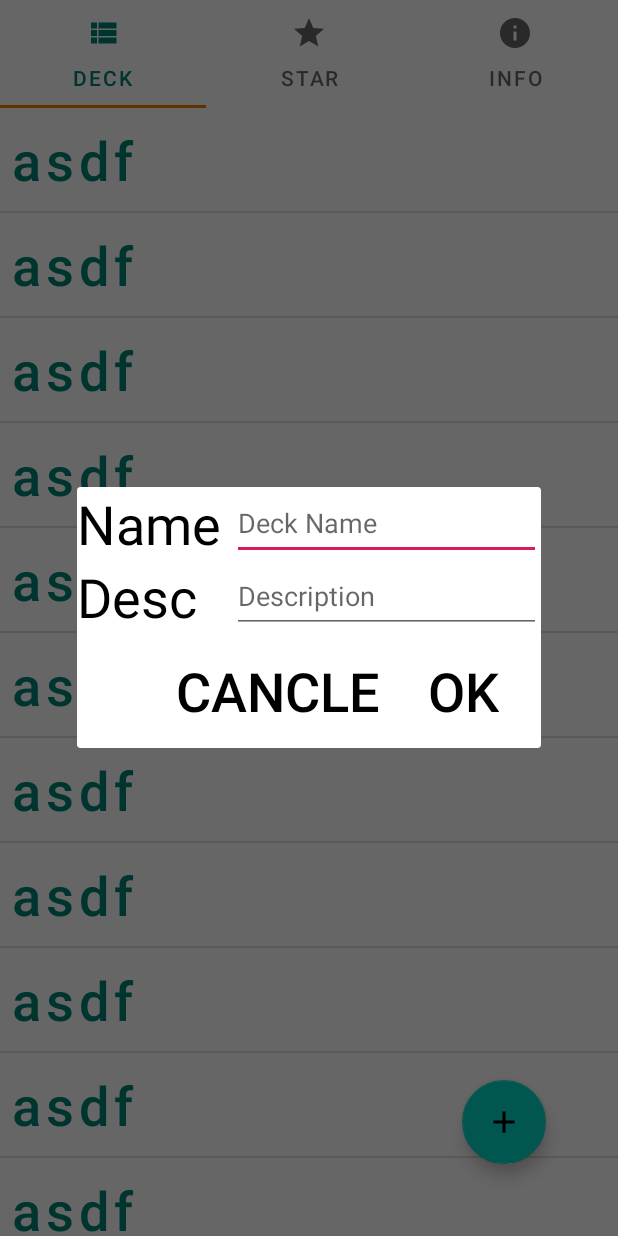
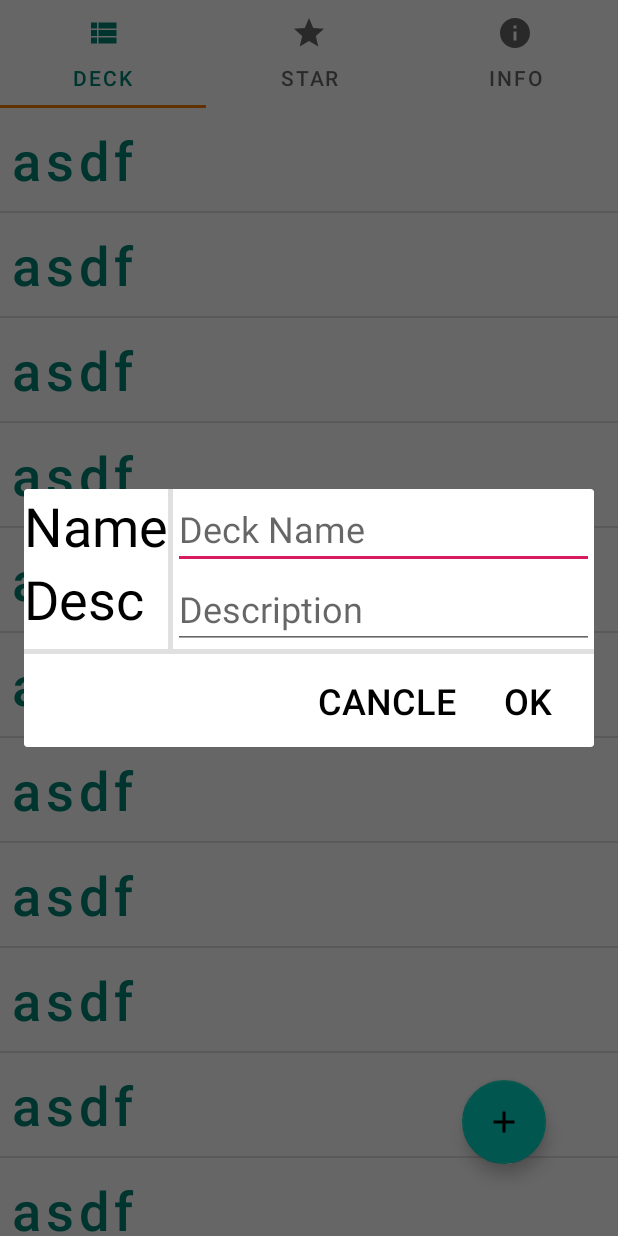
Before and after one commit to GreimuL/SimpleFlashCard, an Android app: the screen it shows after launch (MainActivity), after a tap on an icon or button, on a phone screen of 412 x 824 dp. Run offline under Robolectric (Android 15) with nearby library versions, the phone set to English and light mode, and no system bars.

```diff
--- a/SimpleFlashCard/app/src/main/java/com/greimul/simpleflashcard/fragment/DeckFragment.kt
+++ b/SimpleFlashCard/app/src/main/java/com/greimul/simpleflashcard/fragment/DeckFragment.kt
@@ -48,7 +48,7 @@ class DeckFragment: Fragment() {
 
         deckFab = view.fab_deck
         deckFab.setOnClickListener {
-            val dialog = AlertDialog.Builder(activity,R.style.DialogStyle)
+            val dialog = AlertDialog.Builder(context,R.style.DialogStyle)
             val dialogView = layoutInflater.inflate(R.layout.dialog_new_deck,null)
             dialog.setView(dialogView).setPositiveButton("OK") {
                 dialog,i->
--- a/SimpleFlashCard/app/src/main/res/layout/dialog_deck_click.xml
+++ b/SimpleFlashCard/app/src/main/res/layout/dialog_deck_click.xml
@@ -77,6 +77,12 @@
 
     </LinearLayout>
 
+    <View
+        android:id="@+id/divider5"
+        android:layout_width="match_parent"
+        android:layout_height="3dp"
+        android:background="?android:attr/listDivider" />
+
     <LinearLayout
         android:layout_width="match_parent"
         android:layout_height="match_parent"
--- a/SimpleFlashCard/app/src/main/res/layout/dialog_new_deck.xml
+++ b/SimpleFlashCard/app/src/main/res/layout/dialog_new_deck.xml
@@ -10,9 +10,8 @@
         android:orientation="horizontal">
 
         <LinearLayout
-            android:layout_width="match_parent"
-            android:layout_height="match_parent"
-            android:layout_weight="2"
+            android:layout_width="wrap_content"
+            android:layout_height="wrap_content"
             android:orientation="vertical">
 
             <TextView
@@ -32,10 +31,15 @@
                 android:text="Desc" />
         </LinearLayout>
 
+        <View
+            android:id="@+id/divider2"
+            android:layout_width="3dp"
+            android:layout_height="match_parent"
+            android:background="?android:attr/listDivider" />
+
         <LinearLayout
             android:layout_width="match_parent"
-            android:layout_height="match_parent"
-            android:layout_weight="1"
+            android:layout_height="wrap_content"
             android:orientation="vertical">
 
             <EditText
@@ -44,8 +48,9 @@
                 android:layout_height="wrap_content"
                 android:layout_weight="1"
                 android:ems="10"
+                android:hint="Deck Name"
                 android:inputType="textPersonName"
-                android:hint="Deck Name"/>
+                android:textSize="24dp" />
 
             <EditText
                 android:id="@+id/editText2"
@@ -53,10 +58,18 @@
                 android:layout_height="wrap_content"
                 android:layout_weight="1"
                 android:ems="10"
+                android:hint="Description"
                 android:inputType="textPersonName"
-                android:hint="Description" />
+                android:textSize="24dp" />
         </LinearLayout>
 
     </LinearLayout>
 
+    <View
+        android:id="@+id/divider4"
+        android:layout_width="match_parent"
+        android:layout_height="3dp"
+        android:layout_weight="1"
+        android:background="?android:attr/listDivider" />
+
 </LinearLayout>
--- a/SimpleFlashCard/app/src/main/res/values/styles.xml
+++ b/SimpleFlashCard/app/src/main/res/values/styles.xml
@@ -18,7 +18,7 @@
 
     <style name="ButtonStyle" parent="Widget.MaterialComponents.Button.OutlinedButton">
         <item name="android:textColor">@android:color/black</item>
-        <item name="android:textSize">36dp</item>
+        <item name="android:textSize">24dp</item>
     </style>
 
     <style name="DialogTextViewStyle">
```
Also changed, not shown: SimpleFlashCard/app/src/main/java/com/greimul/simpleflashcard/activity/DeckPlayActivity.kt (+21 -2 lines).
